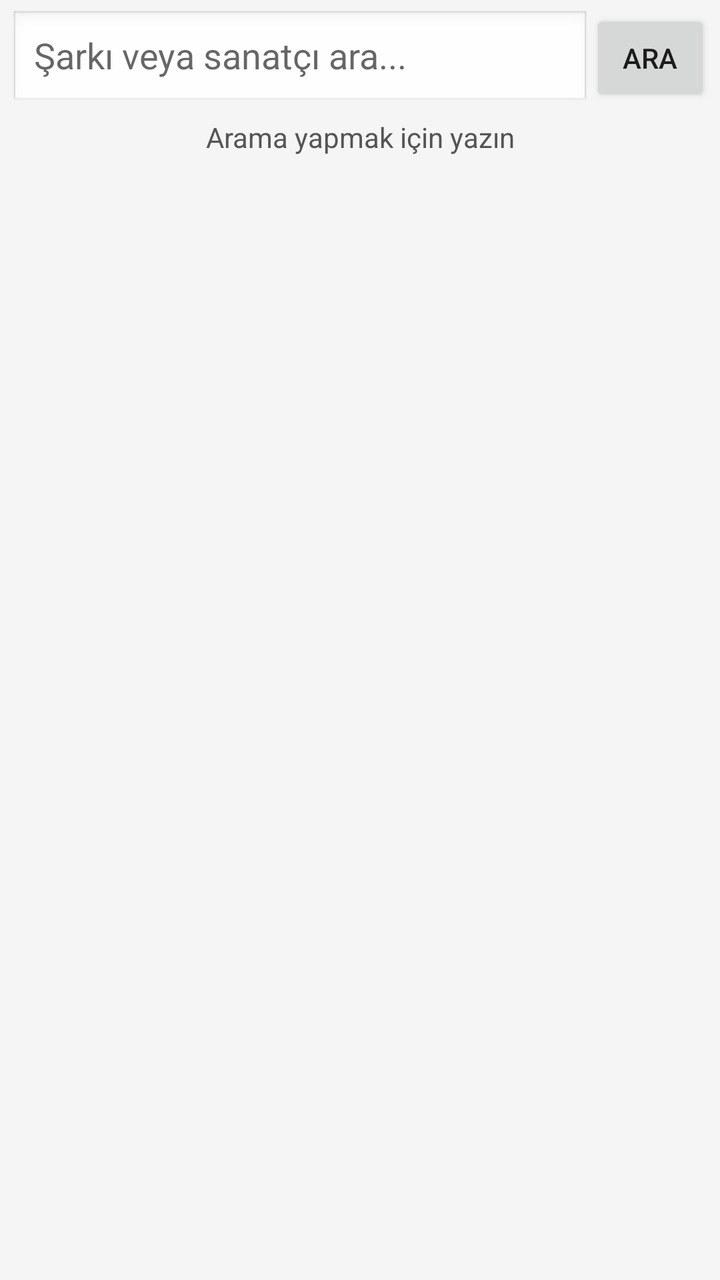
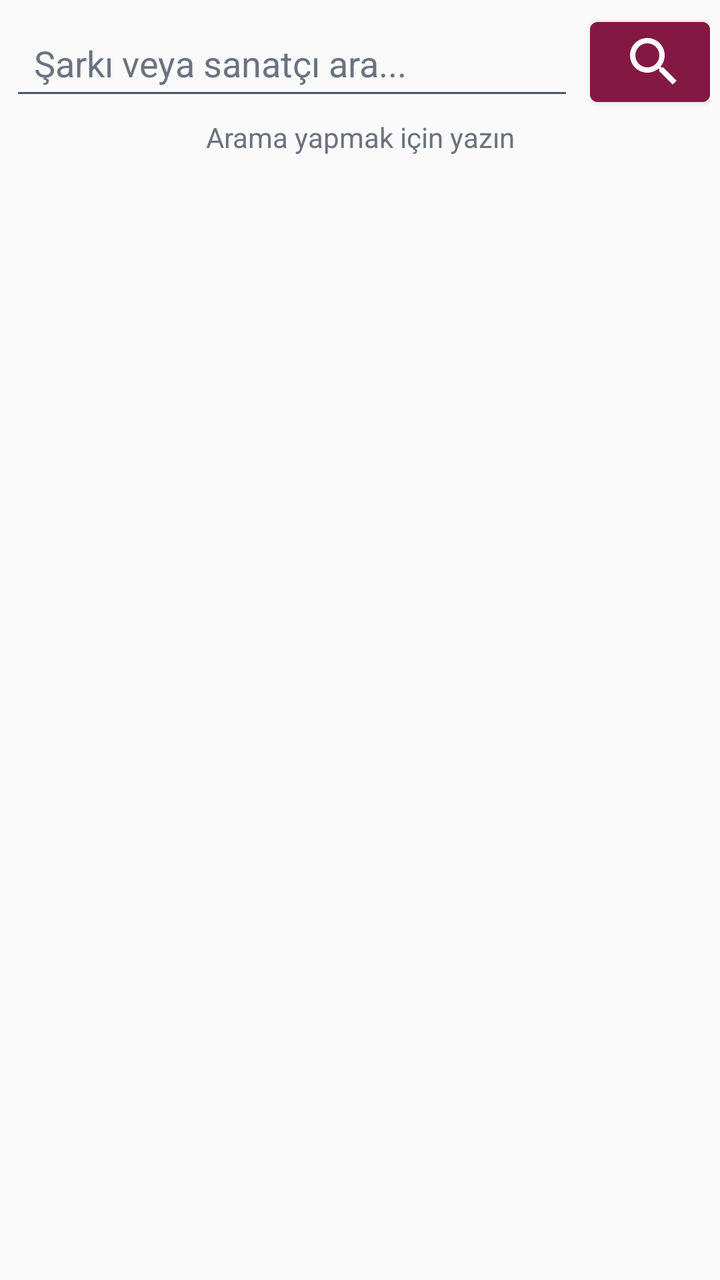

Two renders of the same Android screen: before a commit and after it. Below are the layout's source before the change and the commit's diff.
<!-- AndroidManifest.xml: application theme Theme.Rhythmic -->
<!-- res/layout/fragment_home.xml -->
<?xml version="1.0" encoding="utf-8"?>
<androidx.constraintlayout.widget.ConstraintLayout xmlns:android="http://schemas.android.com/apk/res/android"
    xmlns:app="http://schemas.android.com/apk/res-auto"
    android:layout_width="match_parent"
    android:layout_height="match_parent"
    android:padding="5dp"
    android:background="#F5F5F5">

    <EditText
        android:id="@+id/etArama"
        android:layout_width="0dp"
        android:layout_height="50dp"
        android:hint="Şarkı veya sanatçı ara..."
        android:background="@android:drawable/edit_text"
        android:paddingStart="12dp"
        android:layout_marginEnd="0dp"
        android:singleLine="true"
        android:imeOptions="actionSearch"
        app:layout_constraintStart_toStartOf="parent"
        app:layout_constraintEnd_toStartOf="@id/btnAra"
        app:layout_constraintTop_toTopOf="parent"/>

    <Button
        android:id="@+id/btnAra"
        android:layout_width="60dp"
        android:layout_height="wrap_content"
        android:text="ARA"
        app:layout_constraintEnd_toEndOf="parent"
        app:layout_constraintTop_toTopOf="parent"/>

    <TextView
        android:id="@+id/tvDurum"
        android:layout_width="match_parent"
        android:layout_height="wrap_content"
        android:text="Arama yapmak için yazın"
        android:gravity="center"
        android:textColor="#555555"
        android:layout_marginTop="4dp"
        app:layout_constraintTop_toBottomOf="@id/etArama"/>

    <ProgressBar
        android:id="@+id/progressBar"
        android:layout_width="wrap_content"
        android:layout_height="wrap_content"
        android:visibility="gone"
        android:layout_marginTop="20dp"
        app:layout_constraintStart_toStartOf="parent"
        app:layout_constraintEnd_toEndOf="parent"
        app:layout_constraintTop_toBottomOf="@id/tvDurum"/>

    <androidx.recyclerview.widget.RecyclerView
        android:id="@+id/rvListe"
        android:layout_width="match_parent"
        android:layout_height="0dp"
        android:layout_margin="0dp"
        app:layout_constraintTop_toBottomOf="@id/tvDurum"
        app:layout_constraintBottom_toBottomOf="parent"/>

</androidx.constraintlayout.widget.ConstraintLayout>
<!-- resources referenced by this layout -->
<resources>
  <style name="Theme.Rhythmic" parent="Base.Theme.Rhythmic" />
  <style name="Base.Theme.Rhythmic" parent="Theme.AppCompat.Light.NoActionBar">
          <item name="colorPrimary">#000000</item>
          <item name="colorPrimaryDark">#000000</item>
          <item name="colorAccent">#03DAC5</item>
      </style>
</resources>

<!-- the commit's change to res/layout/fragment_home.xml (unified diff, before → after) -->
@@ -4,16 +4,17 @@
     android:layout_width="match_parent"
     android:layout_height="match_parent"
     android:padding="5dp"
-    android:background="#F5F5F5">
+    android:background="?android:attr/windowBackground">
 
     <EditText
         android:id="@+id/etArama"
         android:layout_width="0dp"
         android:layout_height="50dp"
         android:hint="Şarkı veya sanatçı ara..."
-        android:background="@android:drawable/edit_text"
+        android:textColor="?android:attr/textColorPrimary"
+        android:textColorHint="?android:attr/textColorHint"
         android:paddingStart="12dp"
-        android:layout_marginEnd="0dp"
+        android:layout_marginEnd="8dp"
         android:singleLine="true"
         android:imeOptions="actionSearch"
         app:layout_constraintStart_toStartOf="parent"
@@ -24,7 +25,9 @@
         android:id="@+id/btnAra"
         android:layout_width="60dp"
         android:layout_height="wrap_content"
-        android:text="ARA"
+        android:textColor="?attr/colorOnPrimary"
+        android:backgroundTint="?attr/colorPrimary"
+        app:icon="@drawable/baseline_search_24"
         app:layout_constraintEnd_toEndOf="parent"
         app:layout_constraintTop_toTopOf="parent"/>
 
@@ -34,7 +37,7 @@
         android:layout_height="wrap_content"
         android:text="Arama yapmak için yazın"
         android:gravity="center"
-        android:textColor="#555555"
+        android:textColor="?android:attr/textColorSecondary"
         android:layout_marginTop="4dp"
         app:layout_constraintTop_toBottomOf="@id/etArama"/>
 
<!-- resource entries referenced after the edit -->
@@ -1,10 +1,50 @@
 <!-- resources referenced by this layout -->
 <resources>
-  <style name="Theme.Rhythmic" parent="Base.Theme.Rhythmic" />
-  <style name="Base.Theme.Rhythmic" parent="Theme.AppCompat.Light.NoActionBar">
-          <item name="colorPrimary">#000000</item>
-          <item name="colorPrimaryDark">#000000</item>
-          <item name="colorAccent">#03DAC5</item>
+  <!-- drawable baseline_search_24 (drawable) -->
+  <vector xmlns:android="http://schemas.android.com/apk/res/android" android:height="32dp" android:tint="#000000" android:viewportHeight="24" android:viewportWidth="24" android:width="32dp">
+        
+      <path android:fillColor="@android:color/white" android:pathData="M15.5,14h-0.79l-0.28,-0.27C15.41,12.59 16,11.11 16,9.5 16,5.91 13.09,3 9.5,3S3,5.91 3,9.5 5.91,16 9.5,16c1.61,0 3.09,-0.59 4.23,-1.57l0.27,0.28v0.79l5,4.99L20.49,19l-4.99,-5zM9.5,14C7.01,14 5,11.99 5,9.5S7.01,5 9.5,5 14,7.01 14,9.5 11.99,14 9.5,14z"/>
+      
+  </vector>
+  <style name="Theme.Rhythmic" parent="Theme.Rhythmic.Light" />
+  <style name="Theme.Rhythmic.Light" parent="Theme.MaterialComponents.Light.NoActionBar">
+          <item name="android:statusBarColor">@color/light_bg_main</item>
+          <item name="android:windowLightStatusBar">true</item>
+          <item name="android:navigationBarColor">@color/light_bg_main</item>
+          <item name="android:windowLightNavigationBar" tools:targetApi="o_mr1">true</item>
+  
+          <item name="colorPrimary">@color/primary_bordo</item>
+          <item name="colorPrimaryVariant">@color/primary_bordo_dark</item>
+          <item name="colorOnPrimary">@color/light_bg_surface</item>
+  
+          <item name="colorSecondary">@color/accent_baby_blue</item>
+          <item name="colorSecondaryVariant">@color/accent_blue_dark</item>
+          <item name="colorOnSecondary">@color/light_text_primary</item>
+  
+          <item name="android:windowBackground">@color/light_bg_main</item>
+          <item name="android:colorBackground">@color/light_bg_main</item>
+          <item name="colorSurface">@color/light_bg_surface</item>
+          <item name="colorOnSurface">@color/light_text_primary</item>
+  
+          <item name="android:textColorPrimary">@color/light_text_primary</item>
+          <item name="android:textColorSecondary">@color/light_text_secondary</item>
+          <item name="android:textColorHint">@color/light_text_secondary</item>
+  
+          <item name="colorOutline">@color/outline_light</item>
+          <item name="colorError">@color/status_yellow</item>
+          <item name="colorControlHighlight">@color/outline_light</item>
+          <item name="colorControlNormal">@color/icon_tint_light</item>
       </style>
+  <color name="light_bg_main">#FAFAFA</color>
+  <color name="primary_bordo">#831843</color>
+  <color name="primary_bordo_dark">#4C0519</color>
+  <color name="light_bg_surface">#FFFFFF</color>
+  <color name="accent_baby_blue">#7DD3FC</color>
+  <color name="accent_blue_dark">#38BDF8</color>
+  <color name="light_text_primary">#1F2937</color>
+  <color name="light_text_secondary">#6B7280</color>
+  <color name="outline_light">#E5E7EB</color>
+  <color name="status_yellow">#FBBF24</color>
+  <color name="icon_tint_light">#4B5563</color>
 </resources>
 
